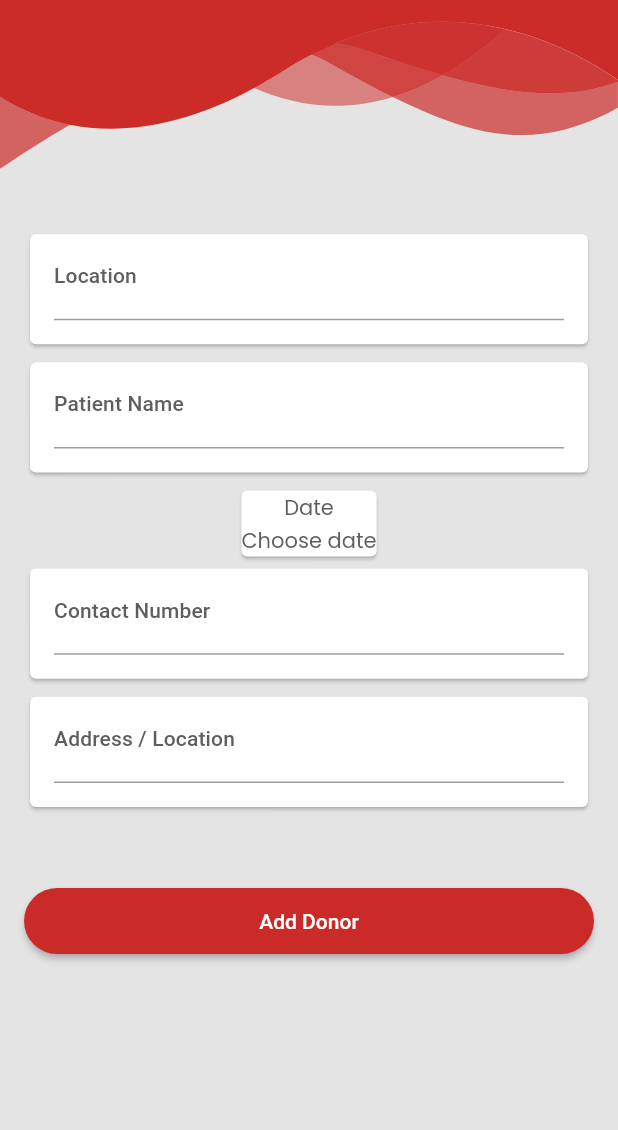
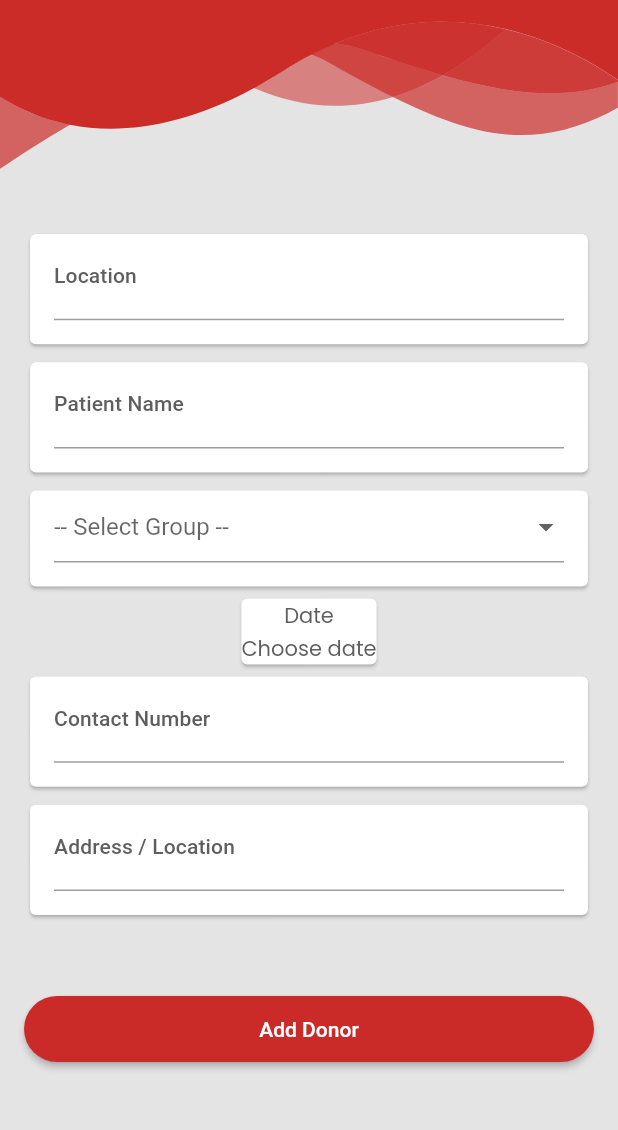
Before and after one commit to ravikant-paudel/Blood, a Flutter app: the RequestBloodPage screen opened directly, on a phone screen of 412 x 824 dp, the part 84-1214 px from its top. Run offline on Flutter 3.47's test engine with Material 2 defaults, Android fonts, the phone set to English and light mode, and no system bars; our stand-ins replace cloud_firestore, connectivity, firebase_auth, firebase_core, flutter_riverpod, flutter_svg and 7 more; accounts and stored records are empty; generated files the repository leaves out were written again.

```diff
--- a/lib/helper/router/go_router.dart
+++ b/lib/helper/router/go_router.dart
@@ -8,6 +8,7 @@ import 'package:flutter/material.dart';
 import 'package:go_router/go_router.dart';
 
 final goRouter = GoRouter(
+  debugLogDiagnostics: true,
   redirect: (state) {
     final currentUser = fbWrapper.checkCurrentUser();
     if (state.location != '/login' && currentUser == null) {
@@ -38,15 +39,16 @@ final goRouter = GoRouter(
             ),
           );
         },
-    ),
+        routes: [
           GoRoute(
             name: 'requestBlood',
-      path: '/requestBlood',
+            path: 'requestBlood',
             pageBuilder: (context, state) => MaterialPage(
               key: state.pageKey,
-        child: const RequestBloodPage(),
+              child: RequestBloodPage(),
             ),
           ),
+        ]),
     GoRoute(
       name: 'donorList',
       path: '/donorList',
--- a/lib/pages/request_blood_page.dart
+++ b/lib/pages/request_blood_page.dart
@@ -12,7 +12,9 @@ import 'package:flutter/material.dart';
 import 'package:flutter_riverpod/flutter_riverpod.dart';
 
 class RequestBloodPage extends StatelessWidget {
-  const RequestBloodPage({Key? key}) : super(key: key);
+  RequestBloodPage({Key? key}) : super(key: key);
+
+  final List<String> _dropdownItems = ['A+', 'A-', 'B+', 'B-', 'AB+', 'O+', 'O-'];
 
   @override
   Widget build(BuildContext context) {
@@ -29,6 +31,8 @@ class RequestBloodPage extends StatelessWidget {
         if (state.isSuccess) {
           goRouter.pop(context);
         }
+        print(state.bloodGroup);
+        logThis(state.bloodGroup, tag: 'State.blood');
         return ListView(
           children: [
             Padding(
@@ -52,24 +56,24 @@ class RequestBloodPage extends StatelessWidget {
                       validator: (value) => RegExp(r'\w{4,}').hasMatch(value ?? '') ? null : 'At least 4 character',
                     ),
                     const VerticalGap(d_margin05),
-                    // Card(
-                    //   child: Padding(
-                    //     padding: const EdgeInsets.only(bottom: 16, top: 0, right: 16, left: 16),
-                    //     child: DropdownButtonFormField<String>(
-                    //       validator: (value) => value == null ? 'Please select blood group' : null,
-                    //       isExpanded: true,
-                    //       hint: const Text('-- Select Group --'),
-                    //       items: _dropdownItems.map((String value) {
-                    //         return DropdownMenuItem<String>(
-                    //           value: value,
-                    //           child: Text(value),
-                    //         );
-                    //       }).toList(),
-                    //       value: state.bloodGroup,
-                    //       onChanged: reqBloodProvider.updateBloodGroup,
-                    //     ),
-                    //   ),
-                    // ),
+                    Card(
+                      child: Padding(
+                        padding: const EdgeInsets.only(bottom: 16, top: 0, right: 16, left: 16),
+                        child: DropdownButtonFormField<String>(
+                          validator: (value) => value == null ? 'Please select blood group' : null,
+                          isExpanded: true,
+                          hint: const Text('-- Select Group --'),
+                          items: _dropdownItems.map((String value) {
+                            return DropdownMenuItem<String>(
+                              value: value,
+                              child: Text(value),
+                            );
+                          }).toList(),
+                          value: state.bloodGroup,
+                          onChanged: reqBloodProvider.updateBloodGroup,
+                        ),
+                      ),
+                    ),
                     InkWell(
                       onTap: () {
                         // NepaliDateTime _selectedDateTime = await picker.showMaterialDatePicker(
--- a/pubspec.yaml
+++ b/pubspec.yaml
@@ -26,7 +26,7 @@ dependencies:
   flutter_svg: ^1.0.0
   date_time_picker: ^2.1.0
 #  nepali_date_picker: ^4.2.0+1
-  go_router: ^2.5.0
+  go_router: ^2.5.2
 
 dev_dependencies:
   build_runner: ^2.1.5
```
Also changed, not shown: lib/pages/home_page.dart (+4 -4 lines), lib/providers/request_blood_provider.dart (+7 -3 lines), pubspec.lock. Lines whose indentation alone changed are shown as unchanged.
